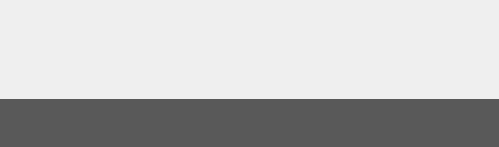
First picture: the form in resources/ui/album_screen.ui, repository Iconoclasteinc/tgit, before the edit.
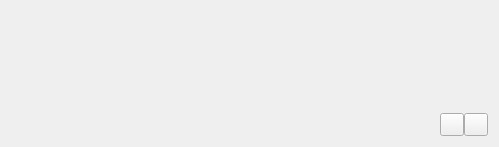
Second picture: the form after the edit. Icons and pictures are not drawn.

Commit message: Change the navigation to a native look.

The edit to the form file:
```diff
--- a/resources/ui/album_screen.ui
+++ b/resources/ui/album_screen.ui
@@ -10,108 +10,15 @@
     <height>147</height>
    </rect>
   </property>
-  <property name="styleSheet">
-   <string notr="true">#_pages {
-	margin: 5 15px 5px 15px;
-}
-
-#_controls {
-    min-height: 48px;
-    background-color: #595959;
-}
-
-#_previous {
-	padding: 4px 2px 2px 12px;
-    color: white;
-	background-color: transparent;
-    border-image: url(:/images/previous.png) 1 1 1 12;
-	border-top: 1px transparent;
-    border-right: 12px transparent;
-	border-bottom: 1px transparent;
-    border-left: 12px transparent;
-	margin-left: 14px;
-    text-align: left;
-}
-
-#_previous:disabled {
-    border-image: url(:/images/nothing.png) 1 1 1 1;
-    background-color: transparent;
-    color: transparent;
-}
-
-#_next {
-    padding: 4px 12px 2px 2px;
-    color: #F25C0A;
-    background-color: transparent;
-    border-image: url(:/images/next.png) 1 12 1 1;
-    border-top: 1px transparent;
-    border-right: 12px transparent;
-    border-bottom: 1px transparent;
-    border-left: 12px transparent;
-    margin-right: 14px;
-    text-align: right;
-}
-
-#_next:disabled {
-    border-image: url(:/images/nothing.png) 1 1 1 1;
-    background-color: transparent;
-    color: transparent;
-}</string>
-  </property>
   <layout class="QVBoxLayout" name="verticalLayout">
+   <item>
+    <widget class="QStackedWidget" name="_pages"/>
+   </item>
+   <item>
+    <layout class="QHBoxLayout" name="_controls">
    <property name="spacing">
     <number>0</number>
    </property>
-   <property name="leftMargin">
-    <number>0</number>
-   </property>
-   <property name="topMargin">
-    <number>0</number>
-   </property>
-   <property name="rightMargin">
-    <number>0</number>
-   </property>
-   <property name="bottomMargin">
-    <number>0</number>
-   </property>
-   <item>
-    <widget class="QStackedWidget" name="_pages">
-     <property name="currentIndex">
-      <number>-1</number>
-     </property>
-    </widget>
-   </item>
-   <item>
-    <widget class="QWidget" name="_controls" native="true">
-     <layout class="QHBoxLayout" name="horizontalLayout">
-      <property name="leftMargin">
-       <number>0</number>
-      </property>
-      <property name="topMargin">
-       <number>0</number>
-      </property>
-      <property name="rightMargin">
-       <number>0</number>
-      </property>
-      <property name="bottomMargin">
-       <number>0</number>
-      </property>
-      <item>
-       <widget class="QPushButton" name="_previous">
-        <property name="enabled">
-         <bool>false</bool>
-        </property>
-        <property name="cursor">
-         <cursorShape>PointingHandCursor</cursorShape>
-        </property>
-        <property name="focusPolicy">
-         <enum>Qt::StrongFocus</enum>
-        </property>
-        <property name="text">
-         <string>PREVIOUS</string>
-        </property>
-       </widget>
-      </item>
       <item>
        <spacer name="horizontalSpacer">
         <property name="orientation">
@@ -126,23 +33,40 @@
        </spacer>
       </item>
       <item>
-       <widget class="QPushButton" name="_next">
-        <property name="enabled">
-         <bool>false</bool>
-        </property>
+      <widget class="QToolButton" name="_previous">
+       <property name="cursor">
+        <cursorShape>PointingHandCursor</cursorShape>
+       </property>
+       <property name="focusPolicy">
+        <enum>Qt::StrongFocus</enum>
+       </property>
+       <property name="toolTip">
+        <string>Previous page</string>
+       </property>
+       <property name="icon">
+        <iconset resource="../resources.qrc">
+         <normaloff>:/icons/back</normaloff>:/icons/back</iconset>
+       </property>
+      </widget>
+     </item>
+     <item>
+      <widget class="QToolButton" name="_next">
         <property name="cursor">
          <cursorShape>PointingHandCursor</cursorShape>
         </property>
         <property name="focusPolicy">
          <enum>Qt::StrongFocus</enum>
         </property>
-        <property name="text">
-         <string>NEXT</string>
-        </property>
+       <property name="toolTip">
+        <string>Next page</string>
+       </property>
+       <property name="icon">
+        <iconset resource="../resources.qrc">
+         <normaloff>:/icons/next</normaloff>:/icons/next</iconset>
+       </property>
        </widget>
       </item>
      </layout>
-    </widget>
    </item>
   </layout>
  </widget>
```
Left out of the diff: 4 changed lines with no effect on the pictures. Lines whose indentation alone changed are shown as unchanged. The commit also changes 5 other files.
